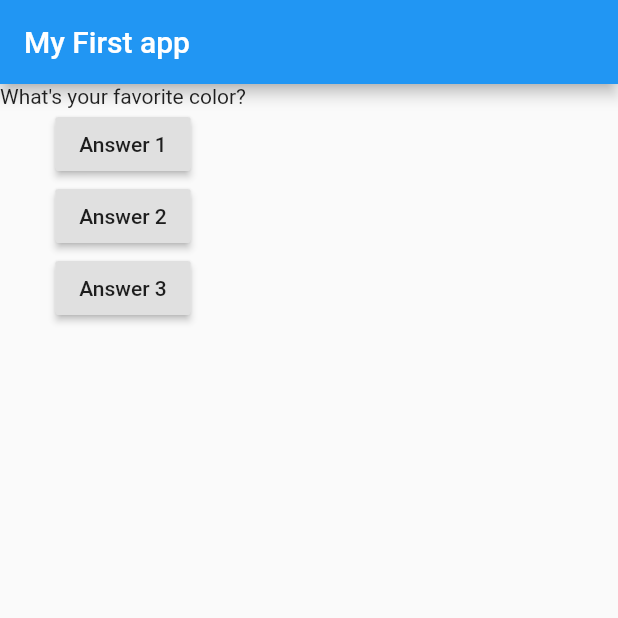
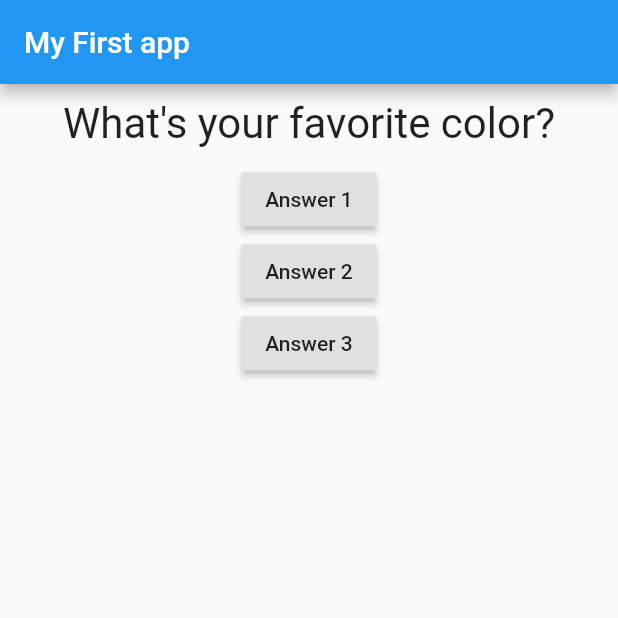
Before and after one commit to brent-stone/flutter_udemy_tutorial, a Flutter app: the screen it shows after launch, on a phone screen of 412 x 824 dp, the top half of it. Run offline on Flutter 3.47's test engine with Material 2 defaults, Android fonts, the light colour scheme and no system bars.

Commit message:
Lecture 40: Styling
Updated questions.dart to have some styling properties to enlarge, center, and space text.

```diff
--- a/lib/question.dart
+++ b/lib/question.dart
@@ -7,6 +7,14 @@
 
   @override
   Widget build(BuildContext context) {
-    return Text(this.questionText);
+    return Container(
+      width: double.infinity,
+      margin: EdgeInsets.all(10),
+      child: Text(
+        this.questionText,
+        style: TextStyle(fontSize: 28),
+        textAlign: TextAlign.center,
+      ),
+    );
   }
 }
```
Also changed, not shown: 1 other file.
